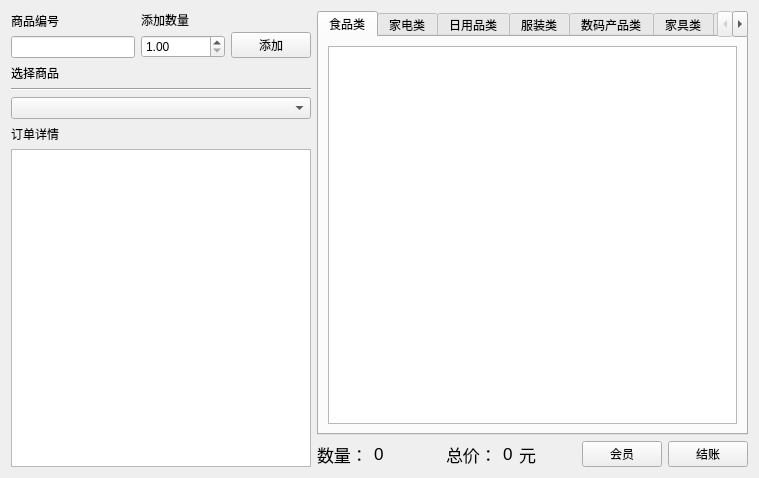
First picture: the form in view/manager/widgetcashiermanager.ui, repository ylxcvvan/Supermarket-Commodity-Management-System, before the edit.
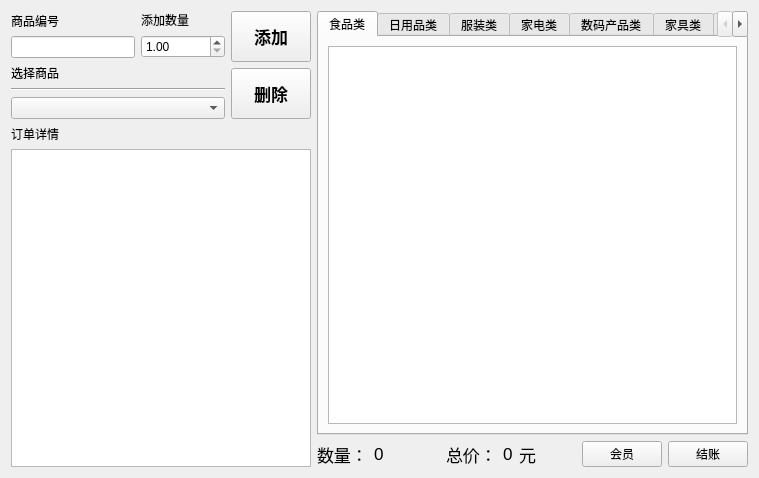
Second picture: the form after the edit. Custom widgets are drawn as their Qt base class.

Commit message: 修改了标签呀不匹配的bug

Patch:
```diff
--- a/view/manager/widgetcashiermanager.ui
+++ b/view/manager/widgetcashiermanager.ui
@@ -13,10 +13,14 @@
   <property name="windowTitle">
    <string>Form</string>
   </property>
-  <layout class="QHBoxLayout" name="horizontalLayout_5">
+  <layout class="QHBoxLayout" name="horizontalLayout_16">
    <item>
     <layout class="QVBoxLayout" name="verticalLayout_7">
      <item>
+      <layout class="QHBoxLayout" name="horizontalLayout_5">
+       <item>
+        <layout class="QVBoxLayout" name="verticalLayout_3">
+         <item>
       <layout class="QHBoxLayout" name="horizontalLayout_2">
        <item>
         <layout class="QVBoxLayout" name="verticalLayout_2">
@@ -53,28 +57,8 @@
          </item>
         </layout>
        </item>
-       <item>
-        <layout class="QVBoxLayout" name="verticalLayout_6">
-         <item>
-          <widget class="QLabel" name="label_2">
-           <property name="text">
-            <string/>
-           </property>
-          </widget>
-         </item>
-         <item>
-          <widget class="QtMaterialRaisedButton" name="pushButtonAdd">
-           <property name="text">
-            <string>添加</string>
-           </property>
-          </widget>
-         </item>
-        </layout>
-       </item>
-      </layout>
-     </item>
-     <item>
-      <layout class="QVBoxLayout" name="verticalLayout_3">
+          </layout>
+         </item>
        <item>
         <layout class="QVBoxLayout" name="verticalLayout">
          <item>
@@ -96,6 +80,52 @@
          </item>
         </layout>
        </item>
+        </layout>
+       </item>
+       <item>
+        <layout class="QVBoxLayout" name="verticalLayout_6">
+         <item>
+          <widget class="QtMaterialRaisedButton" name="pushButtonAdd">
+           <property name="sizePolicy">
+            <sizepolicy hsizetype="Minimum" vsizetype="Preferred">
+             <horstretch>0</horstretch>
+             <verstretch>0</verstretch>
+            </sizepolicy>
+           </property>
+           <property name="font">
+            <font>
+             <pointsize>13</pointsize>
+             <bold>true</bold>
+            </font>
+           </property>
+           <property name="text">
+            <string>添加</string>
+           </property>
+          </widget>
+         </item>
+         <item>
+          <widget class="QtMaterialRaisedButton" name="pushButtonDel">
+           <property name="sizePolicy">
+            <sizepolicy hsizetype="Minimum" vsizetype="Preferred">
+             <horstretch>0</horstretch>
+             <verstretch>0</verstretch>
+            </sizepolicy>
+           </property>
+           <property name="font">
+            <font>
+             <pointsize>13</pointsize>
+             <bold>true</bold>
+            </font>
+           </property>
+           <property name="text">
+            <string>删除</string>
+           </property>
+          </widget>
+         </item>
+        </layout>
+       </item>
+      </layout>
+     </item>
        <item>
         <layout class="QVBoxLayout" name="verticalLayout_4">
          <item>
@@ -134,8 +164,6 @@
        </item>
       </layout>
      </item>
-    </layout>
-   </item>
    <item>
     <layout class="QVBoxLayout" name="verticalLayoutRight" stretch="0,0">
      <item>
@@ -143,6 +171,9 @@
        <property name="currentIndex">
         <number>0</number>
        </property>
+       <property name="usesScrollButtons">
+        <bool>true</bool>
+       </property>
        <widget class="QWidget" name="Tab_1">
         <attribute name="title">
          <string>食品类</string>
@@ -163,16 +194,6 @@
          </item>
         </layout>
        </widget>
-       <widget class="QWidget" name="tab_4">
-        <attribute name="title">
-         <string>家电类</string>
-        </attribute>
-        <layout class="QHBoxLayout" name="horizontalLayout_7">
-         <item>
-          <widget class="QTableView" name="tableView_04"/>
-         </item>
-        </layout>
-       </widget>
        <widget class="QWidget" name="tab_2">
         <attribute name="title">
          <string>日用品类</string>
@@ -193,6 +214,16 @@
          </item>
         </layout>
        </widget>
+       <widget class="QWidget" name="tab_4">
+        <attribute name="title">
+         <string>家电类</string>
+        </attribute>
+        <layout class="QHBoxLayout" name="horizontalLayout_7">
+         <item>
+          <widget class="QTableView" name="tableView_04"/>
+         </item>
+        </layout>
+       </widget>
        <widget class="QWidget" name="tab_5">
         <attribute name="title">
          <string>数码产品类</string>
```
Lines whose indentation alone changed are shown as unchanged.
